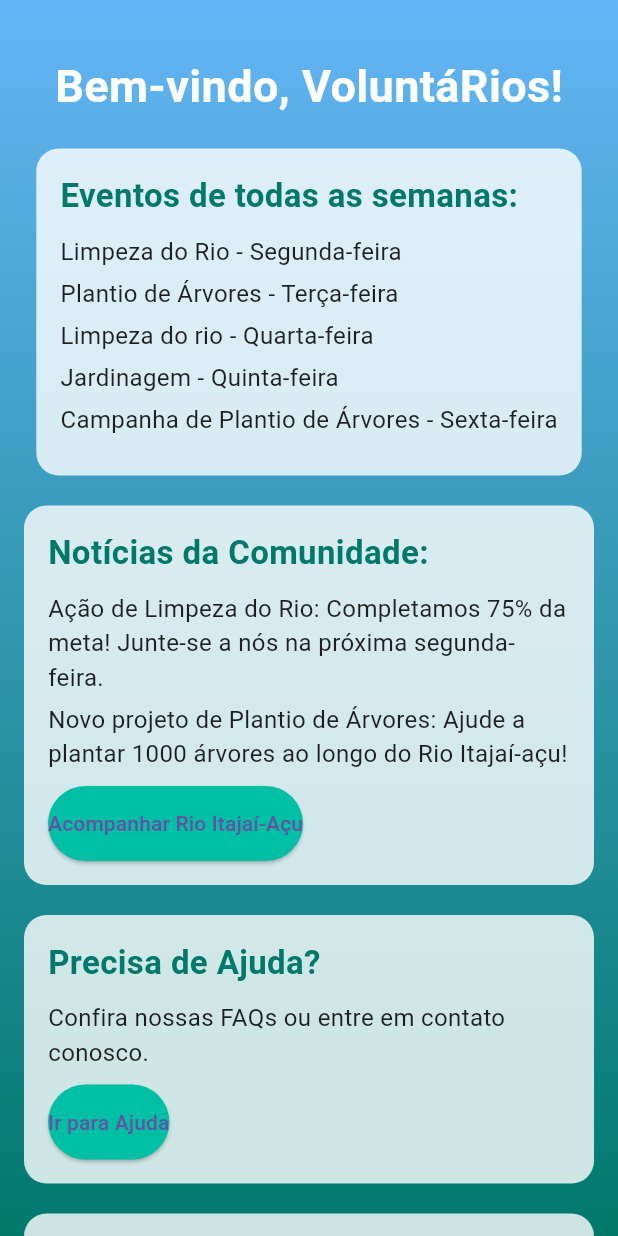
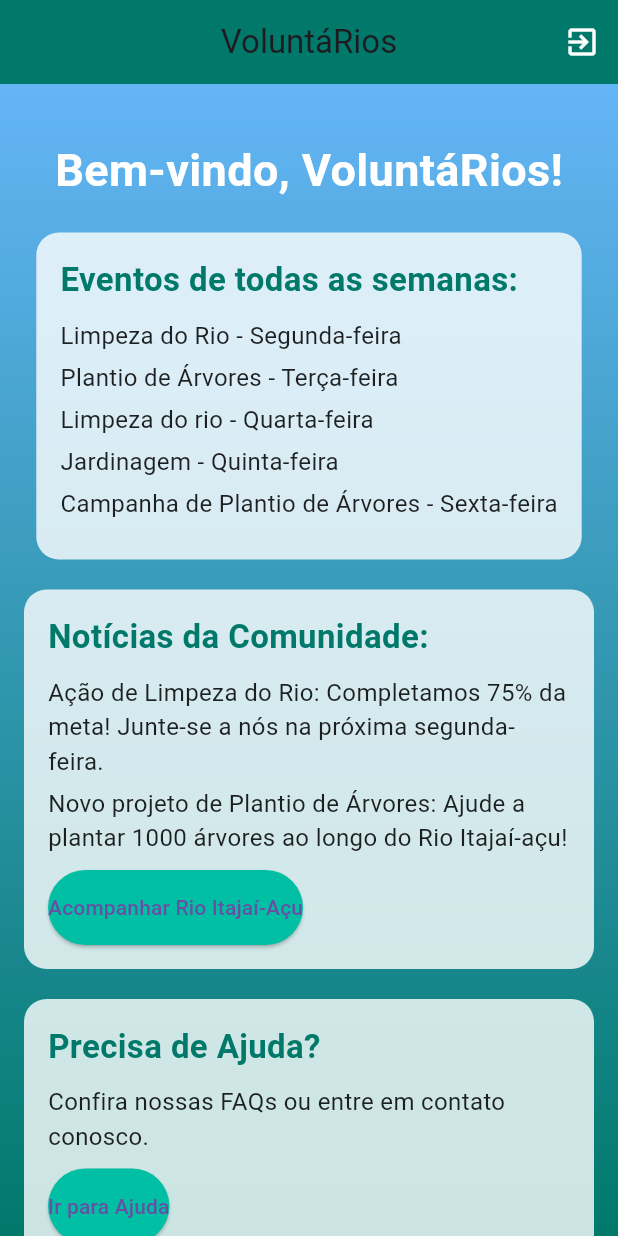
Before and after one commit to alinehoffmann123/ProjetoVoluntaRios, a Flutter app: the PrincipalScreen screen opened directly, on a phone screen of 412 x 824 dp. Run offline on Flutter 3.47's test engine with Material 3 defaults, Android fonts, the light colour scheme and no system bars; our stand-ins replace cloud_firestore, firebase_auth, firebase_core; accounts and stored records are empty; generated files the repository leaves out were written again.

Commit message:
Projeto VoluntáRios

```diff
--- a/lib/principal.dart
+++ b/lib/principal.dart
@@ -11,6 +11,42 @@ class _PrincipalScreenState extends State<PrincipalScreen> {
   @override
   Widget build(BuildContext context) {
     return Scaffold(
+      appBar: AppBar(
+        backgroundColor: Colors.teal.shade700,
+        title: Text('VoluntáRios'),
+        centerTitle: true,
+        actions: [
+          IconButton(
+            icon: Icon(Icons.exit_to_app, color: Colors.white),
+            onPressed: () {
+              showDialog(
+                context: context,
+                builder: (BuildContext context) {
+                  return AlertDialog(
+                    title: Text('Sair'),
+                    content: Text('Você deseja realmente sair do aplicativo?'),
+                    actions: [
+                      TextButton(
+                        onPressed: () {
+                          Navigator.of(context).pop(); // Fecha o diálogo
+                        },
+                        child: Text('Cancelar'),
+                      ),
+                      TextButton(
+                        onPressed: () {
+                          Navigator.of(context).pop(); // Fecha o diálogo
+                          Navigator.of(context).pop(); // Sai da tela atual
+                        },
+                        child: Text('Sair'),
+                      ),
+                    ],
+                  );
+                },
+              );
+            },
+          ),
+        ],
+      ),
       body: Container(
         decoration: BoxDecoration(
           gradient: LinearGradient(
@@ -23,7 +59,7 @@ class _PrincipalScreenState extends State<PrincipalScreen> {
           child: Padding(
             padding: const EdgeInsets.all(16.0),
             child: Column(
-              mainAxisSize: MainAxisSize.min, // Ajusta o tamanho da coluna
+              mainAxisSize: MainAxisSize.min,
               children: [
                 // Saudação ao usuário
                 Padding(
@@ -59,42 +95,27 @@ class _PrincipalScreenState extends State<PrincipalScreen> {
                       SizedBox(height: 10),
                       Text(
                         'Limpeza do Rio - Segunda-feira',
-                        style: TextStyle(
-                          fontSize: 16,
-                          color: Colors.black87,
-                        ),
+                        style: TextStyle(fontSize: 16, color: Colors.black87),
                       ),
                       SizedBox(height: 5),
                       Text(
                         'Plantio de Árvores - Terça-feira',
-                        style: TextStyle(
-                          fontSize: 16,
-                          color: Colors.black87,
-                        ),
+                        style: TextStyle(fontSize: 16, color: Colors.black87),
                       ),
                       SizedBox(height: 5),
                       Text(
                         'Limpeza do rio - Quarta-feira',
-                        style: TextStyle(
-                          fontSize: 16,
-                          color: Colors.black87,
-                        ),
+                        style: TextStyle(fontSize: 16, color: Colors.black87),
                       ),
                       SizedBox(height: 5),
                       Text(
                         'Jardinagem - Quinta-feira',
-                        style: TextStyle(
-                          fontSize: 16,
-                          color: Colors.black87,
-                        ),
+                        style: TextStyle(fontSize: 16, color: Colors.black87),
                       ),
                       SizedBox(height: 5),
                       Text(
                         'Campanha de Plantio de Árvores - Sexta-feira',
-                        style: TextStyle(
-                          fontSize: 16,
-                          color: Colors.black87,
-                        ),
+                        style: TextStyle(fontSize: 16, color: Colors.black87),
                       ),
                       SizedBox(height: 10),
                     ],
@@ -123,18 +144,12 @@ class _PrincipalScreenState extends State<PrincipalScreen> {
                       SizedBox(height: 10),
                       Text(
                         'Ação de Limpeza do Rio: Completamos 75% da meta! Junte-se a nós na próxima segunda-feira.',
-                        style: TextStyle(
-                          fontSize: 16,
-                          color: Colors.black87,
-                        ),
+                        style: TextStyle(fontSize: 16, color: Colors.black87),
                       ),
                       SizedBox(height: 5),
                       Text(
                         'Novo projeto de Plantio de Árvores: Ajude a plantar 1000 árvores ao longo do Rio Itajaí-açu!',
-                        style: TextStyle(
-                          fontSize: 16,
-                          color: Colors.black87,
-                        ),
+                        style: TextStyle(fontSize: 16, color: Colors.black87),
                       ),
                       SizedBox(height: 10),
                       ElevatedButton(
@@ -154,7 +169,7 @@ class _PrincipalScreenState extends State<PrincipalScreen> {
                             borderRadius: BorderRadius.circular(30),
                           ),
                         ),
-                      )
+                      ),
                     ],
                   ),
                 ),
@@ -181,10 +196,7 @@ class _PrincipalScreenState extends State<PrincipalScreen> {
                       SizedBox(height: 10),
                       Text(
                         'Confira nossas FAQs ou entre em contato conosco.',
-                        style: TextStyle(
-                          fontSize: 16,
-                          color: Colors.black87,
-                        ),
+                        style: TextStyle(fontSize: 16, color: Colors.black87),
                       ),
                       SizedBox(height: 10),
                       ElevatedButton(
@@ -208,7 +220,7 @@ class _PrincipalScreenState extends State<PrincipalScreen> {
                 ),
                 SizedBox(height: 20),
 
-                // Nova seção de Eventos Futuros
+                // Nova seção para preencher espaço vazio
                 Container(
                   padding: EdgeInsets.all(16),
                   decoration: BoxDecoration(
@@ -219,7 +231,7 @@ class _PrincipalScreenState extends State<PrincipalScreen> {
                     crossAxisAlignment: CrossAxisAlignment.start,
                     children: [
                       Text(
-                        'Eventos Futuros:',
+                        'Curiosidades sobre o Rio Itajaí-açu:',
                         style: TextStyle(
                           fontSize: 22,
                           fontWeight: FontWeight.bold,
@@ -228,13 +240,14 @@ class _PrincipalScreenState extends State<PrincipalScreen> {
                       ),
                       SizedBox(height: 10),
                       Text(
-                        'Campanha de Conscientização Ambiental - Sábado próximo!',
-                        style: TextStyle(
-                          fontSize: 16,
-                          color: Colors.black87,
-                        ),
+                        'Sabia que o Rio Itajaí-açu é o maior rio em Santa Catarina e essencial para o abastecimento e turismo da região?',
+                        style: TextStyle(fontSize: 16, color: Colors.black87),
                       ),
                       SizedBox(height: 10),
+                      Text(
+                        'Além disso, ele é palco de diversas ações de preservação ambiental realizadas por voluntários como você!',
+                        style: TextStyle(fontSize: 16, color: Colors.black87),
+                      ),
                     ],
                   ),
                 ),
--- a/lib/tela_final_dados.dart
+++ b/lib/tela_final_dados.dart
@@ -37,12 +37,12 @@ class _TelaFinalDadosState extends State<TelaFinalDados> {
   @override
   Widget build(BuildContext context) {
     final primaryColor = Colors.teal;
-    final secondaryColor = Colors.tealAccent;
 
     return Scaffold(
       appBar: AppBar(
         title: Text('Seus Dados Cadastrados'),
         backgroundColor: primaryColor,
+        automaticallyImplyLeading: false, // Remove a flecha de retorno padrão
       ),
       body: FutureBuilder<Map<String, dynamic>>(
         future: userData,
@@ -134,7 +134,7 @@ class _TelaFinalDadosState extends State<TelaFinalDados> {
                         ),
                       ),
                       child: Text(
-                        'Voltar',
+                        'Voltar para a Home',
                         style: TextStyle(color: Colors.white, fontSize: 16),
                       ),
                     ),
```
Also changed, not shown: lib/cadastro_dados_voluntarios.dart (+74 -57 lines), 1 other file.
